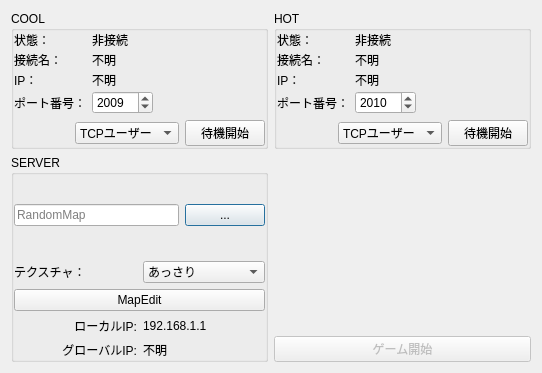
Above: startupdialog.ui from hal1437/AsahikawaProcon-Server before the change. Below: the same form after it.
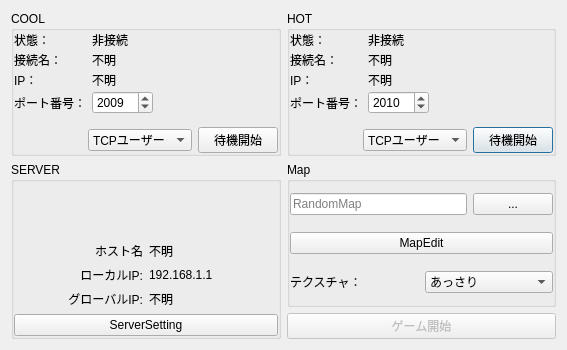
That is the form after the change.

Diff of the .ui file:
```diff
--- a/startupdialog.ui
+++ b/startupdialog.ui
@@ -6,8 +6,8 @@
    <rect>
     <x>0</x>
     <y>0</y>
-    <width>542</width>
-    <height>373</height>
+    <width>567</width>
+    <height>350</height>
    </rect>
   </property>
   <property name="windowTitle">
@@ -16,7 +16,257 @@
   <layout class="QHBoxLayout" name="horizontalLayout_5">
    <item>
     <layout class="QGridLayout" name="gridLayout">
-     <item row="0" column="0">
+     <item row="0" column="2" colspan="2">
+      <widget class="QGroupBox" name="HotGroupBox">
+       <property name="title">
+        <string>HOT</string>
+       </property>
+       <property name="checkable">
+        <bool>false</bool>
+       </property>
+       <property name="checked">
+        <bool>false</bool>
+       </property>
+       <layout class="QGridLayout" name="gridLayout_4">
+        <property name="leftMargin">
+         <number>0</number>
+        </property>
+        <property name="topMargin">
+         <number>0</number>
+        </property>
+        <property name="rightMargin">
+         <number>0</number>
+        </property>
+        <property name="bottomMargin">
+         <number>0</number>
+        </property>
+        <item row="0" column="0">
+         <layout class="QVBoxLayout" name="verticalLayout_3">
+          <property name="spacing">
+           <number>6</number>
+          </property>
+          <item>
+           <layout class="QFormLayout" name="formLayout_2">
+            <property name="fieldGrowthPolicy">
+             <enum>QFormLayout::FieldsStayAtSizeHint</enum>
+            </property>
+            <property name="horizontalSpacing">
+             <number>-1</number>
+            </property>
+            <property name="verticalSpacing">
+             <number>2</number>
+            </property>
+            <item row="0" column="0">
+             <widget class="QLabel" name="label_5">
+              <property name="text">
+               <string>状態：</string>
+              </property>
+             </widget>
+            </item>
+            <item row="0" column="1">
+             <widget class="QLabel" name="HotStateLabel">
+              <property name="text">
+               <string>非接続</string>
+              </property>
+             </widget>
+            </item>
+            <item row="3" column="0">
+             <widget class="QLabel" name="label_7">
+              <property name="text">
+               <string>ポート番号：</string>
+              </property>
+             </widget>
+            </item>
+            <item row="3" column="1">
+             <widget class="QSpinBox" name="HotPortSpinBox">
+              <property name="minimum">
+               <number>1024</number>
+              </property>
+              <property name="maximum">
+               <number>65535</number>
+              </property>
+              <property name="value">
+               <number>2010</number>
+              </property>
+             </widget>
+            </item>
+            <item row="1" column="0">
+             <widget class="QLabel" name="label_11">
+              <property name="text">
+               <string>接続名：</string>
+              </property>
+             </widget>
+            </item>
+            <item row="1" column="1">
+             <widget class="QLabel" name="HotNameLabel">
+              <property name="text">
+               <string>不明</string>
+              </property>
+             </widget>
+            </item>
+            <item row="2" column="0">
+             <widget class="QLabel" name="label_8">
+              <property name="text">
+               <string>IP：</string>
+              </property>
+             </widget>
+            </item>
+            <item row="2" column="1">
+             <widget class="QLabel" name="HotIPLabel">
+              <property name="text">
+               <string>不明</string>
+              </property>
+             </widget>
+            </item>
+           </layout>
+          </item>
+          <item>
+           <layout class="QHBoxLayout" name="horizontalLayout_2">
+            <item>
+             <spacer name="horizontalSpacer_2">
+              <property name="orientation">
+               <enum>Qt::Horizontal</enum>
+              </property>
+              <property name="sizeHint" stdset="0">
+               <size>
+                <width>40</width>
+                <height>20</height>
+               </size>
+              </property>
+             </spacer>
+            </item>
+            <item>
+             <widget class="QComboBox" name="HotComboBox">
+              <item>
+               <property name="text">
+                <string>TCPユーザー</string>
+               </property>
+              </item>
+              <item>
+               <property name="text">
+                <string>自動くん</string>
+               </property>
+              </item>
+              <item>
+               <property name="text">
+                <string>ManualClient</string>
+               </property>
+              </item>
+             </widget>
+            </item>
+            <item>
+             <widget class="QPushButton" name="HotConnectButton">
+              <property name="text">
+               <string>待機開始</string>
+              </property>
+              <property name="checkable">
+               <bool>true</bool>
+              </property>
+              <property name="checked">
+               <bool>false</bool>
+              </property>
+              <property name="autoRepeat">
+               <bool>false</bool>
+              </property>
+              <property name="autoExclusive">
+               <bool>false</bool>
+              </property>
+             </widget>
+            </item>
+           </layout>
+          </item>
+         </layout>
+        </item>
+       </layout>
+      </widget>
+     </item>
+     <item row="1" column="2" colspan="2">
+      <widget class="QGroupBox" name="groupBox">
+       <property name="title">
+        <string>Map</string>
+       </property>
+       <layout class="QGridLayout" name="gridLayout_5">
+        <property name="leftMargin">
+         <number>0</number>
+        </property>
+        <property name="topMargin">
+         <number>0</number>
+        </property>
+        <property name="rightMargin">
+         <number>0</number>
+        </property>
+        <property name="bottomMargin">
+         <number>0</number>
+        </property>
+        <item row="1" column="0">
+         <widget class="QLineEdit" name="MapDirEdit">
+          <property name="readOnly">
+           <bool>true</bool>
+          </property>
+          <property name="placeholderText">
+           <string>RandomMap</string>
+          </property>
+         </widget>
+        </item>
+        <item row="1" column="1">
+         <widget class="QPushButton" name="pushButton_4">
+          <property name="text">
+           <string>...</string>
+          </property>
+         </widget>
+        </item>
+        <item row="2" column="0" colspan="2">
+         <widget class="QPushButton" name="MapEditButton">
+          <property name="text">
+           <string>MapEdit</string>
+          </property>
+         </widget>
+        </item>
+        <item row="3" column="0" colspan="2">
+         <layout class="QHBoxLayout" name="horizontalLayout_4">
+          <item>
+           <widget class="QLabel" name="label_6">
+            <property name="text">
+             <string>テクスチャ：</string>
+            </property>
+           </widget>
+          </item>
+          <item>
+           <widget class="QComboBox" name="comboBox">
+            <item>
+             <property name="text">
+              <string>あっさり</string>
+             </property>
+            </item>
+            <item>
+             <property name="text">
+              <string>こってり</string>
+             </property>
+            </item>
+           </widget>
+          </item>
+         </layout>
+        </item>
+       </layout>
+      </widget>
+     </item>
+     <item row="2" column="2" colspan="2">
+      <widget class="QPushButton" name="ServerStartButton">
+       <property name="enabled">
+        <bool>false</bool>
+       </property>
+       <property name="minimumSize">
+        <size>
+         <width>0</width>
+         <height>0</height>
+        </size>
+       </property>
+       <property name="text">
+        <string>ゲーム開始</string>
+       </property>
+      </widget>
+     </item>
+     <item row="0" column="0" colspan="2">
       <widget class="QGroupBox" name="CoolGroupBox">
        <property name="title">
         <string>COOL</string>
@@ -174,7 +424,7 @@
        </layout>
       </widget>
      </item>
-     <item row="1" column="0">
+     <item row="1" column="0" rowspan="2" colspan="2">
       <widget class="QGroupBox" name="ServerGroup">
        <property name="title">
         <string>SERVER</string>
@@ -205,92 +455,23 @@
           </property>
          </spacer>
         </item>
-        <item>
-         <layout class="QHBoxLayout" name="horizontalLayout_3">
-          <item>
-           <widget class="QLineEdit" name="MapDirEdit">
-            <property name="readOnly">
-             <bool>true</bool>
-            </property>
-            <property name="placeholderText">
-             <string>RandomMap</string>
-            </property>
-           </widget>
-          </item>
-          <item>
-           <widget class="QPushButton" name="pushButton_4">
-            <property name="text">
-             <string>...</string>
-            </property>
-           </widget>
-          </item>
-         </layout>
-        </item>
-        <item>
-         <spacer name="verticalSpacer_2">
-          <property name="orientation">
-           <enum>Qt::Vertical</enum>
-          </property>
-          <property name="sizeHint" stdset="0">
-           <size>
-            <width>20</width>
-            <height>40</height>
-           </size>
-          </property>
-         </spacer>
-        </item>
-        <item>
-         <layout class="QHBoxLayout" name="horizontalLayout_4">
-          <item>
-           <widget class="QLabel" name="label_6">
-            <property name="text">
-             <string>テクスチャ：</string>
-            </property>
-           </widget>
-          </item>
-          <item>
-           <widget class="QComboBox" name="comboBox">
-            <item>
-             <property name="text">
-              <string>あっさり</string>
-             </property>
-            </item>
-            <item>
-             <property name="text">
-              <string>こってり</string>
-             </property>
-            </item>
-           </widget>
-          </item>
-         </layout>
-        </item>
-        <item>
-         <widget class="QPushButton" name="MapEditButton">
-          <property name="text">
-           <string>MapEdit</string>
-          </property>
-         </widget>
-        </item>
         <item>
          <layout class="QGridLayout" name="gridLayout_2">
-          <item row="0" column="1">
+          <item row="2" column="1">
+           <widget class="QLabel" name="GrobalIPLabel">
+            <property name="text">
+             <string>不明</string>
+            </property>
+           </widget>
+          </item>
+          <item row="1" column="1">
            <widget class="QLabel" name="LocalIPLabel">
             <property name="text">
              <string>192.168.1.1</string>
             </property>
            </widget>
           </item>
-          <item row="0" column="0">
-           <widget class="QLabel" name="label_4">
-            <property name="text">
-             <string>ローカルIP:</string>
-            </property>
-            <property name="alignment">
-             <set>Qt::AlignRight|Qt::AlignTrailing|Qt::AlignVCenter</set>
-            </property>
-           </widget>
-          </item>
-          <item row="1" column="0">
+          <item row="2" column="0">
            <widget class="QLabel" name="label_9">
             <property name="text">
              <string>グローバルIP:</string>
@@ -300,8 +481,28 @@
             </property>
            </widget>
           </item>
-          <item row="1" column="1">
-           <widget class="QLabel" name="GrobalIPLabel">
+          <item row="1" column="0">
+           <widget class="QLabel" name="label_4">
+            <property name="text">
+             <string>ローカルIP:</string>
+            </property>
+            <property name="alignment">
+             <set>Qt::AlignRight|Qt::AlignTrailing|Qt::AlignVCenter</set>
+            </property>
+           </widget>
+          </item>
+          <item row="0" column="0">
+           <widget class="QLabel" name="label_10">
+            <property name="text">
+             <string>ホスト名</string>
+            </property>
+            <property name="alignment">
+             <set>Qt::AlignRight|Qt::AlignTrailing|Qt::AlignVCenter</set>
+            </property>
+           </widget>
+          </item>
+          <item row="0" column="1">
+           <widget class="QLabel" name="HostName">
             <property name="text">
              <string>不明</string>
             </property>
@@ -309,196 +510,12 @@
           </item>
          </layout>
         </item>
-       </layout>
-      </widget>
-     </item>
-     <item row="1" column="1">
-      <layout class="QVBoxLayout" name="verticalLayout">
-       <item>
-        <spacer name="verticalSpacer">
-         <property name="orientation">
-          <enum>Qt::Vertical</enum>
-         </property>
-         <property name="sizeHint" stdset="0">
-          <size>
-           <width>20</width>
-           <height>40</height>
-          </size>
-         </property>
-        </spacer>
-       </item>
-       <item>
-        <widget class="QPushButton" name="ServerStartButton">
-         <property name="enabled">
-          <bool>false</bool>
-         </property>
-         <property name="text">
-          <string>ゲーム開始</string>
-         </property>
-        </widget>
-       </item>
-      </layout>
-     </item>
-     <item row="0" column="1">
-      <widget class="QGroupBox" name="HotGroupBox">
-       <property name="title">
-        <string>HOT</string>
-       </property>
-       <property name="checkable">
-        <bool>false</bool>
-       </property>
-       <property name="checked">
-        <bool>false</bool>
-       </property>
-       <layout class="QGridLayout" name="gridLayout_4">
-        <property name="leftMargin">
-         <number>0</number>
-        </property>
-        <property name="topMargin">
-         <number>0</number>
-        </property>
-        <property name="rightMargin">
-         <number>0</number>
-        </property>
-        <property name="bottomMargin">
-         <number>0</number>
-        </property>
-        <item row="0" column="0">
-         <layout class="QVBoxLayout" name="verticalLayout_3">
-          <property name="spacing">
-           <number>6</number>
+        <item>
+         <widget class="QPushButton" name="pushButton">
+          <property name="text">
+           <string>ServerSetting</string>
           </property>
-          <item>
-           <layout class="QFormLayout" name="formLayout_2">
-            <property name="fieldGrowthPolicy">
-             <enum>QFormLayout::FieldsStayAtSizeHint</enum>
-            </property>
-            <property name="horizontalSpacing">
-             <number>-1</number>
-            </property>
-            <property name="verticalSpacing">
-             <number>2</number>
-            </property>
-            <item row="0" column="0">
-             <widget class="QLabel" name="label_5">
-              <property name="text">
-               <string>状態：</string>
-              </property>
-             </widget>
-            </item>
-            <item row="0" column="1">
-             <widget class="QLabel" name="HotStateLabel">
-              <property name="text">
-               <string>非接続</string>
-              </property>
-             </widget>
-            </item>
-            <item row="3" column="0">
-             <widget class="QLabel" name="label_7">
-              <property name="text">
-               <string>ポート番号：</string>
-              </property>
-             </widget>
-            </item>
-            <item row="3" column="1">
-             <widget class="QSpinBox" name="HotPortSpinBox">
-              <property name="minimum">
-               <number>1024</number>
-              </property>
-              <property name="maximum">
-               <number>65535</number>
-              </property>
-              <property name="value">
-               <number>2010</number>
-              </property>
-             </widget>
-            </item>
-            <item row="1" column="0">
-             <widget class="QLabel" name="label_11">
-              <property name="text">
-               <string>接続名：</string>
-              </property>
-             </widget>
-            </item>
-            <item row="1" column="1">
-             <widget class="QLabel" name="HotNameLabel">
-              <property name="text">
-               <string>不明</string>
-              </property>
-             </widget>
-            </item>
-            <item row="2" column="0">
-             <widget class="QLabel" name="label_8">
-              <property name="text">
-               <string>IP：</string>
-              </property>
-             </widget>
-            </item>
-            <item row="2" column="1">
-             <widget class="QLabel" name="HotIPLabel">
-              <property name="text">
-               <string>不明</string>
-              </property>
-             </widget>
-            </item>
-           </layout>
-          </item>
-          <item>
-           <layout class="QHBoxLayout" name="horizontalLayout_2">
-            <item>
-             <spacer name="horizontalSpacer_2">
-              <property name="orientation">
-               <enum>Qt::Horizontal</enum>
-              </property>
-              <property name="sizeHint" stdset="0">
-               <size>
-                <width>40</width>
-                <height>20</height>
-               </size>
-              </property>
-             </spacer>
-            </item>
-            <item>
-             <widget class="QComboBox" name="HotComboBox">
-              <item>
-               <property name="text">
-                <string>TCPユーザー</string>
-               </property>
-              </item>
-              <item>
-               <property name="text">
-                <string>自動くん</string>
-               </property>
-              </item>
-              <item>
-               <property name="text">
-                <string>ManualClient</string>
-               </property>
-              </item>
-             </widget>
-            </item>
-            <item>
-             <widget class="QPushButton" name="HotConnectButton">
-              <property name="text">
-               <string>待機開始</string>
-              </property>
-              <property name="checkable">
-               <bool>true</bool>
-              </property>
-              <property name="checked">
-               <bool>false</bool>
-              </property>
-              <property name="autoRepeat">
-               <bool>false</bool>
-              </property>
-              <property name="autoExclusive">
-               <bool>false</bool>
-              </property>
-             </widget>
-            </item>
-           </layout>
-          </item>
-         </layout>
+         </widget>
         </item>
        </layout>
       </widget>
```
